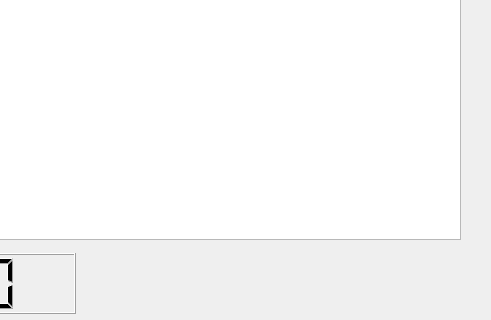
Qt form juego.ui (julianocampov/Juego) before a commit; both pictures show x 575 to 1066 and y 297 to 617 of the 1066 by 617 pixel window.
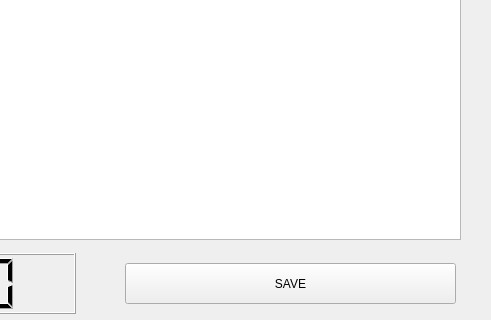
The same form after that commit.

Patch:
```diff
--- a/juego.ui
+++ b/juego.ui
@@ -59,6 +59,19 @@
     </rect>
    </property>
   </widget>
+  <widget class="QPushButton" name="pushButton">
+   <property name="geometry">
+    <rect>
+     <x>700</x>
+     <y>560</y>
+     <width>331</width>
+     <height>41</height>
+    </rect>
+   </property>
+   <property name="text">
+    <string>SAVE</string>
+   </property>
+  </widget>
   <zorder>label</zorder>
   <zorder>vidas</zorder>
   <zorder>graphicsView</zorder>
```
Left out of the diff: 1 changed line with no effect on the pictures.
